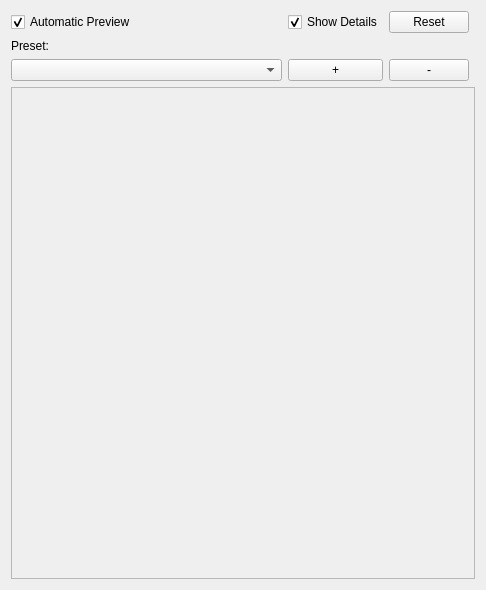
This is src/parameter/ParameterWidget.ui in openscad/openscad as Qt 5 draws it before an edit. The edited form follows.
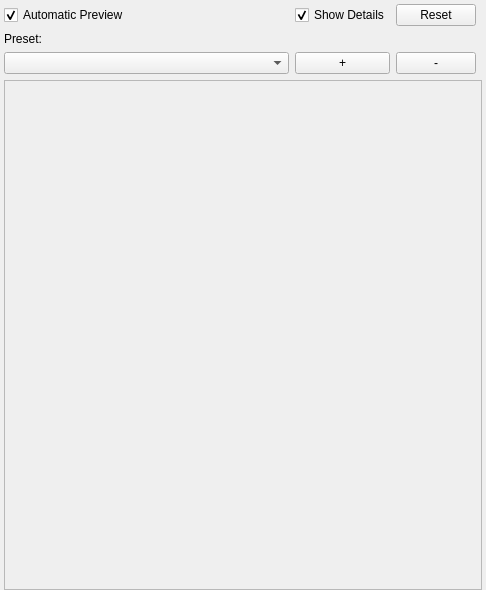
This is the edited form.

```diff
--- a/src/parameter/ParameterWidget.ui
+++ b/src/parameter/ParameterWidget.ui
@@ -14,6 +14,18 @@
    <string>Form</string>
   </property>
   <layout class="QGridLayout" name="gridLayout">
+   <property name="leftMargin">
+    <number>4</number>
+   </property>
+   <property name="topMargin">
+    <number>4</number>
+   </property>
+   <property name="rightMargin">
+    <number>4</number>
+   </property>
+   <property name="bottomMargin">
+    <number>0</number>
+   </property>
    <item row="7" column="0">
     <widget class="QComboBox" name="comboBox">
      <property name="sizePolicy">
@@ -41,8 +53,8 @@
        <rect>
         <x>0</x>
         <y>0</y>
-        <width>472</width>
-        <height>496</height>
+        <width>476</width>
+        <height>499</height>
        </rect>
       </property>
       <layout class="QVBoxLayout" name="verticalLayout">
```
